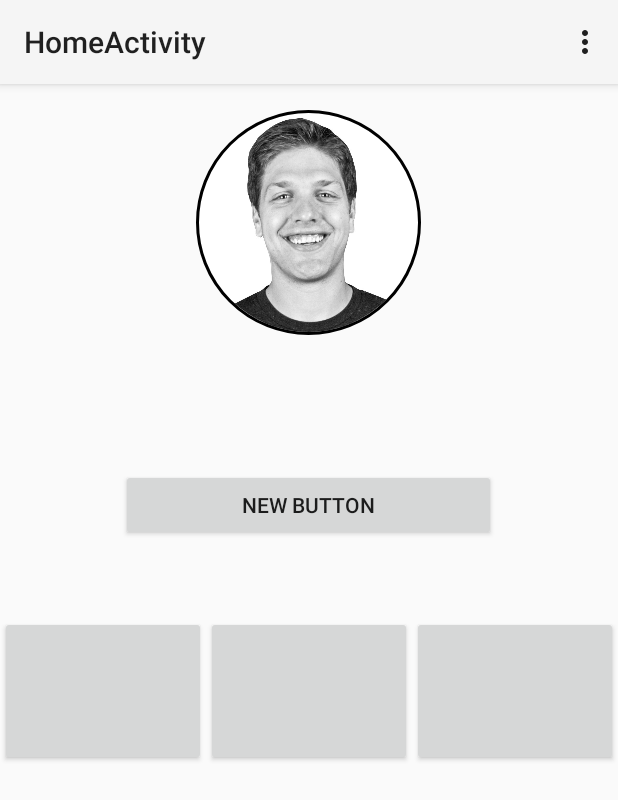
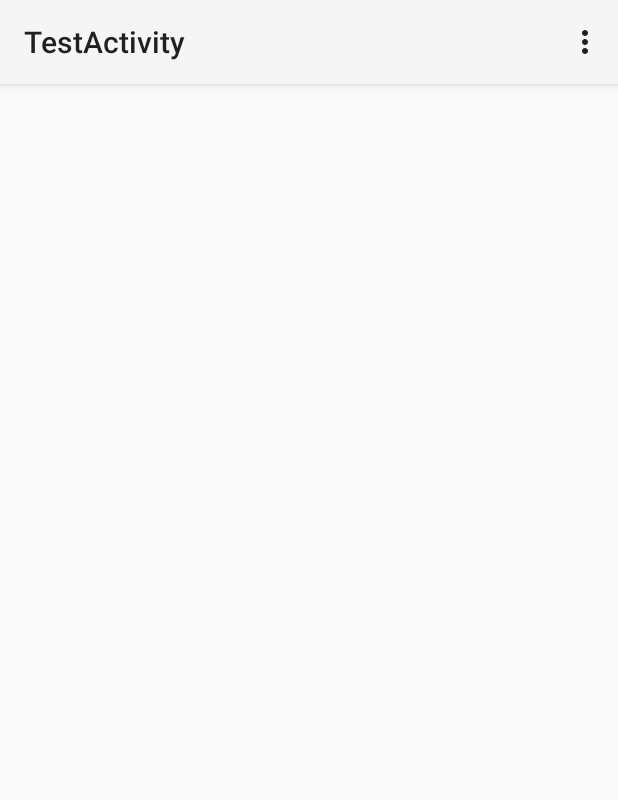
Before and after one commit to AroundTheLines/dCharge, an Android app: the screen it shows after launch (HomeActivity before the commit, TestActivity after it), on a phone screen of 412 x 824 dp. Shown: the top 800 px of the screen. Run offline under Robolectric (Android 15) with nearby library versions, the light colour scheme and no system bars; plain views replace CircleButton.

Commit message:
added test activity

```diff
--- a/Android/Dcharge3/mobile/src/main/AndroidManifest.xml
+++ b/Android/Dcharge3/mobile/src/main/AndroidManifest.xml
@@ -13,22 +13,24 @@
         <activity
             android:name=".LoginActivity"
             android:label="@string/title_activity_login" >
-
         </activity>
         <activity
             android:name=".TutorialActivity"
             android:label="@string/title_activity_tutorial" >
-
-
         </activity>
         <activity
             android:name=".HomeActivity"
             android:label="@string/title_activity_home" >
+
+        </activity>
+        <activity
+            android:name=".TestActivity"
+            android:label="@string/title_activity_test" >
             <intent-filter>
                 <action android:name="android.intent.action.MAIN" />
+
                 <category android:name="android.intent.category.LAUNCHER" />
             </intent-filter>
-
         </activity>
     </application>
 
--- /dev/null
+++ b/Android/Dcharge3/mobile/src/main/java/nioth/dev/dcharge/TestActivity.java
@@ -0,0 +1,41 @@
+package nioth.dev.dcharge;
+
+import android.support.v7.app.AppCompatActivity;
+import android.os.Bundle;
+import android.support.v7.widget.Toolbar;
+import android.view.Menu;
+import android.view.MenuItem;
+
+public class TestActivity extends AppCompatActivity {
+
+    @Override
+    protected void onCreate(Bundle savedInstanceState) {
+        super.onCreate(savedInstanceState);
+        setContentView(R.layout.activity_test);
+        Toolbar myToolbar = (Toolbar) findViewById(R.id.my_toolbar);
+        setSupportActionBar(myToolbar);
+
+    }
+
+    @Override
+    public boolean onCreateOptionsMenu(Menu menu) {
+        // Inflate the menu; this adds items to the action bar if it is present.
+        getMenuInflater().inflate(R.menu.menu_test, menu);
+        return true;
+    }
+
+    @Override
+    public boolean onOptionsItemSelected(MenuItem item) {
+        // Handle action bar item clicks here. The action bar will
+        // automatically handle clicks on the Home/Up button, so long
+        // as you specify a parent activity in AndroidManifest.xml.
+        int id = item.getItemId();
+
+        //noinspection SimplifiableIfStatement
+        if (id == R.id.action_settings) {
+            return true;
+        }
+
+        return super.onOptionsItemSelected(item);
+    }
+}
--- /dev/null
+++ b/Android/Dcharge3/mobile/src/main/res/layout/activity_test.xml
@@ -0,0 +1,23 @@
+<RelativeLayout xmlns:android="http://schemas.android.com/apk/res/android"
+    xmlns:tools="http://schemas.android.com/tools"
+    android:layout_width="match_parent"
+    android:layout_height="match_parent"
+    xmlns:app="http://schemas.android.com/apk/res-auto"
+    android:paddingLeft="@dimen/activity_horizontal_margin"
+    android:paddingRight="@dimen/activity_horizontal_margin"
+    android:paddingTop="@dimen/activity_vertical_margin"
+    android:paddingBottom="@dimen/activity_vertical_margin"
+    tools:context="nioth.dev.dcharge.TestActivity">
+
+    <android.support.v7.widget.Toolbar
+        android:id="@+id/my_toolbar"
+        android:layout_width="match_parent"
+        android:layout_height="?attr/actionBarSize"
+        android:background="?attr/colorPrimary"
+        android:elevation="4dp"
+        android:theme="@style/ThemeOverlay.AppCompat.ActionBar"
+        app:popupTheme="@style/ThemeOverlay.AppCompat.Light"/>
+
+
+
+</RelativeLayout>
--- /dev/null
+++ b/Android/Dcharge3/mobile/src/main/res/menu/menu_test.xml
@@ -0,0 +1,6 @@
+<menu xmlns:android="http://schemas.android.com/apk/res/android"
+    xmlns:app="http://schemas.android.com/apk/res-auto"
+    xmlns:tools="http://schemas.android.com/tools" tools:context="nioth.dev.dcharge.TestActivity">
+    <item android:id="@+id/action_settings" android:title="@string/action_settings"
+        android:orderInCategory="100" app:showAsAction="never" />
+</menu>
--- a/Android/Dcharge3/mobile/src/main/res/values/strings.xml
+++ b/Android/Dcharge3/mobile/src/main/res/values/strings.xml
@@ -6,4 +6,5 @@
     <string name="action_settings">Settings</string>
     <string name="title_activity_tutorial">TutorialActivity</string>
     <string name="title_activity_home">HomeActivity</string>
+    <string name="title_activity_test">TestActivity</string>
 </resources>
```
